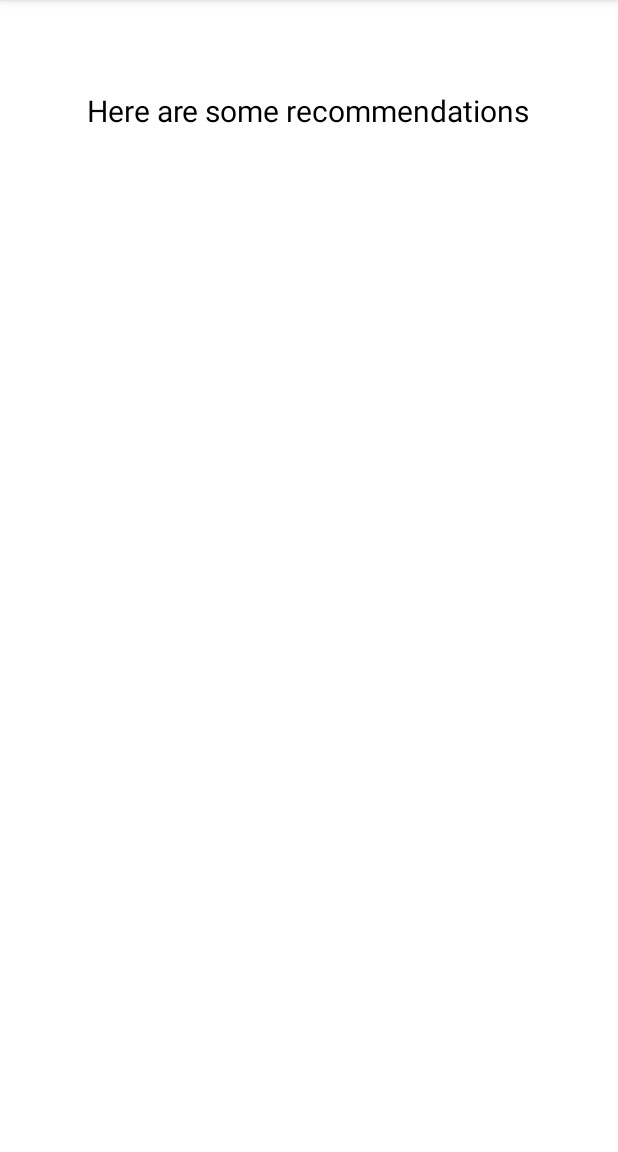
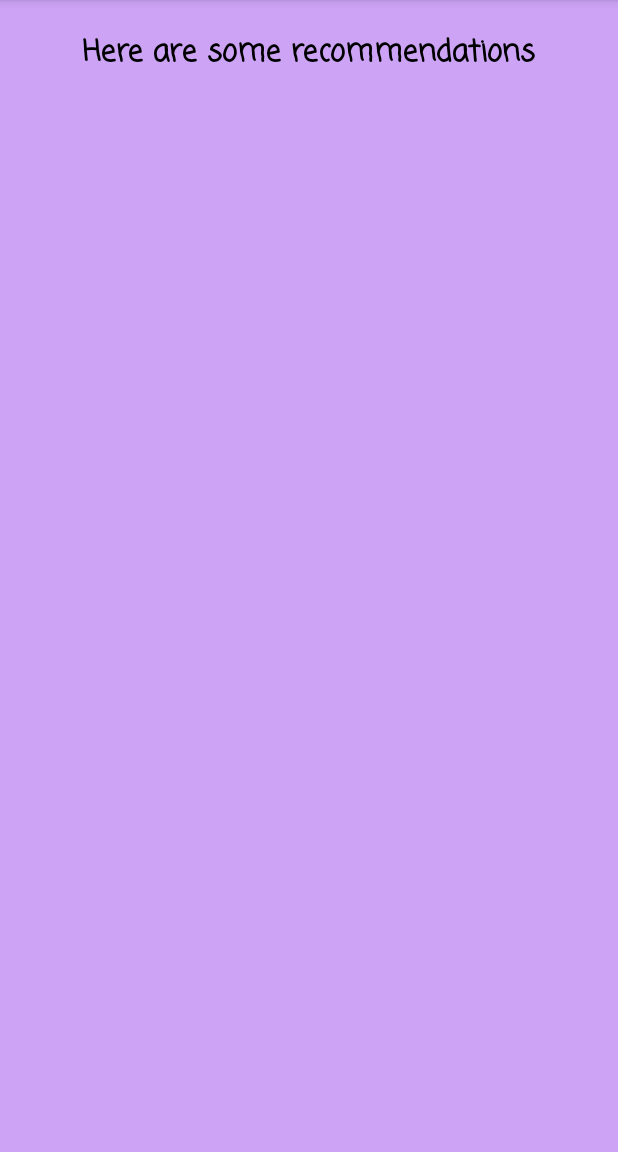
Before and after one commit to jerry-ljy/Laptop4you, an Android app: the ShowResultActivity screen opened directly, with no data from a screen before it, on a phone screen of 412 x 824 dp, the part 84-1236 px from its top. Run offline under Robolectric (Android 15) with nearby library versions, the phone set to English and light mode, and no system bars; 1 statement that could not run was skipped.

Commit message:
modify: show page bg

```diff
--- a/Android/Laptop4you/app/src/main/res/layout/activity_show_result.xml
+++ b/Android/Laptop4you/app/src/main/res/layout/activity_show_result.xml
@@ -1,19 +1,26 @@
 <?xml version="1.0" encoding="utf-8"?>
 <RelativeLayout xmlns:android="http://schemas.android.com/apk/res/android"
     android:layout_width="match_parent"
-    android:layout_height="match_parent">
+    android:layout_height="match_parent"
+    android:background="@color/show_bg_purple">
 
     <TextView
         android:id="@+id/res_title"
         android:layout_width="wrap_content"
         android:layout_height="wrap_content"
+        android:padding="10dp"
         android:layout_centerHorizontal="true"
-        android:layout_marginTop="60dp"
+        android:layout_marginTop="10dp"
         android:layout_marginEnd="10dp"
+        android:fontFamily="casual"
+
 
         android:text="@string/res_title"
+        android:textAppearance="@style/TextAppearance.AppCompat.Body2"
         android:textColor="@color/black"
-        android:textSize="20sp" />
+        android:textSize="20sp"
+        android:textStyle="bold"
+        android:typeface="normal" />
 
     <androidx.recyclerview.widget.RecyclerView
         android:id="@+id/product_list"
--- a/Android/Laptop4you/app/src/main/res/values/colors.xml
+++ b/Android/Laptop4you/app/src/main/res/values/colors.xml
@@ -9,4 +9,5 @@
     <color name="white">#FFFFFFFF</color>
     <color name="gray">#666666</color>
     <color name="red">#D30B0B</color>
+    <color name="show_bg_purple">#cca3f5</color>
 </resources>
```
